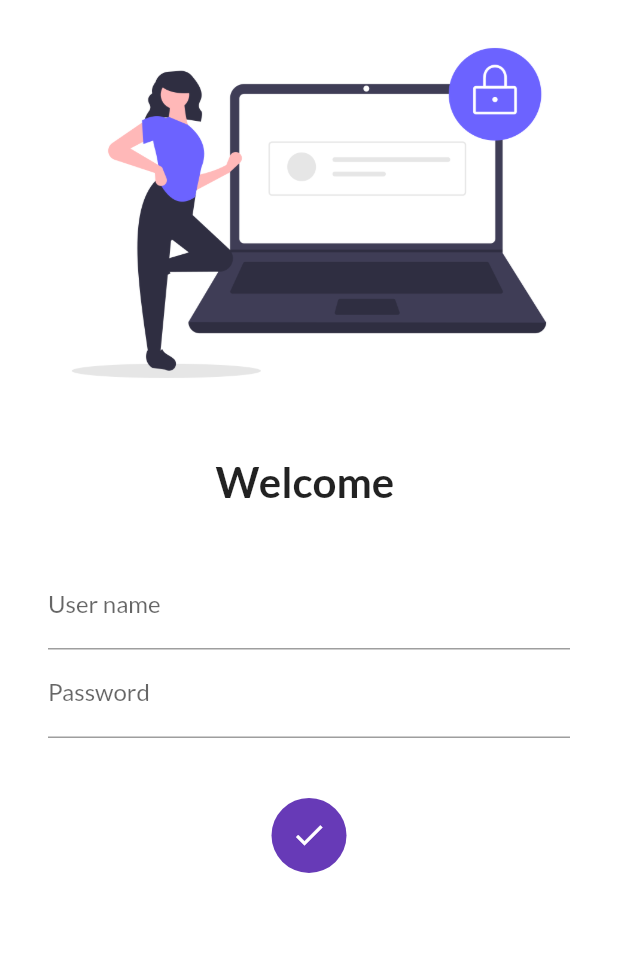
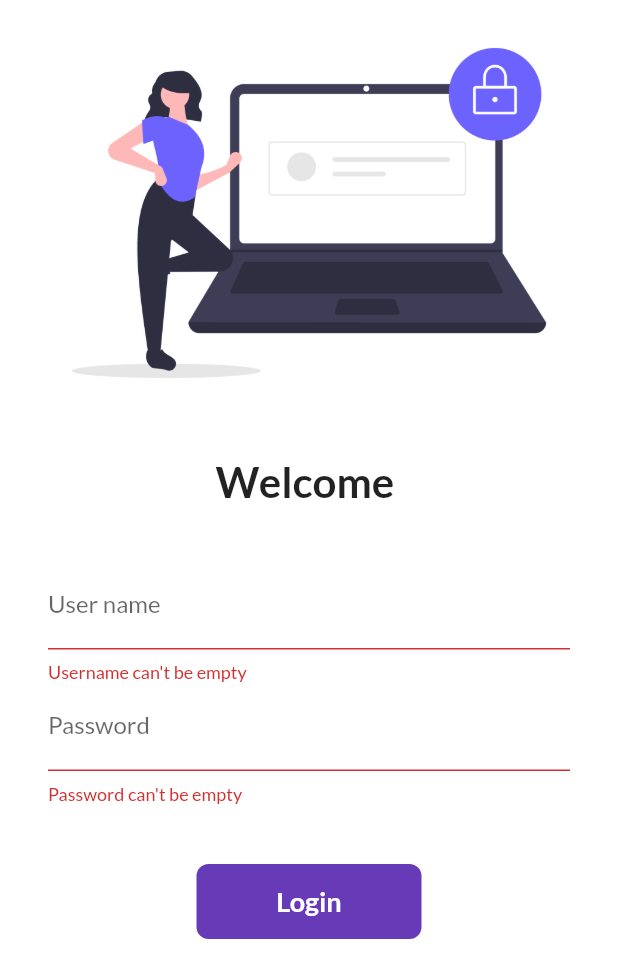
Before and after one commit to MuhammadHassanShaikh/MobileShop, a Flutter app: the screen it shows after launch, after a tap on "Login", on a phone screen of 412 x 824 dp. Shown: the top 978 px of the screen. Run offline on Flutter 3.47's test engine with Material 2 defaults, Android fonts, the phone set to English and light mode, and no system bars; our stand-ins replace google_fonts.

Commit message:
day 7 completed

```diff
--- a/lib/main.dart
+++ b/lib/main.dart
@@ -28,4 +28,4 @@ class MyApp extends StatelessWidget {
     );
   }
 }
-//2 7 9
+//2 45 7
--- a/lib/pages/login_page.dart
+++ b/lib/pages/login_page.dart
@@ -9,11 +9,27 @@ class LoginPage extends StatefulWidget {
 class _LoginPageState extends State<LoginPage> {
   String name = "";
   bool changeButton = false;
+  final _form_key = GlobalKey<FormState>();
+  moveToHome(BuildContext context) async {
+    if (_form_key.currentState!.validate()) {
+      setState(() {
+        changeButton = true;
+      });
+      await Future.delayed(Duration(seconds: 1));
+      await Navigator.pushNamed(context, MyRoutes.homeRoute);
+      setState(() {
+        changeButton = false;
+      });
+    }
+  }
+
   @override
   Widget build(BuildContext context) {
     return Material(
         color: Colors.white,
         child: SingleChildScrollView(
+          child: Form(
+            key: _form_key,
             child: Column(
               children: [
                 Image.asset(
@@ -40,6 +56,12 @@ class _LoginPageState extends State<LoginPage> {
                           hintText: "Enter user name",
                           labelText: "User name",
                         ),
+                        validator: (value) {
+                          if (value!.isEmpty) {
+                            return "Username can't be empty";
+                          }
+                          return null;
+                        },
                         onChanged: (value) {
                           name = value;
                           setState(() {});
@@ -51,18 +73,24 @@ class _LoginPageState extends State<LoginPage> {
                           hintText: "Enter Password ",
                           labelText: "Password",
                         ),
+                        validator: (value) {
+                          if (value!.isEmpty) {
+                            return "Password can't be empty";
+                          } else if (value.length < 6) {
+                            return "Password lenght should be atleast 6";
+                          }
+                          return null;
+                        },
                       ),
                       SizedBox(
                         height: 40.0,
                       ),
-                    InkWell(
-                      onTap: () async {
-                        setState(() {
-                          changeButton = true;
-                        });
-                        await Future.delayed(Duration(seconds: 1));
-                        // Navigator.pushNamed(context, MyRoutes.homeRoute);
-                      },
+                      Material(
+                        color: Colors.deepPurple,
+                        borderRadius:
+                            BorderRadius.circular(changeButton ? 50 : 8),
+                        child: InkWell(
+                          onTap: () => moveToHome(context),
                           child: AnimatedContainer(
                             duration: Duration(seconds: 1),
                             width: changeButton ? 50 : 150,
@@ -81,25 +109,15 @@ class _LoginPageState extends State<LoginPage> {
                                       fontWeight: FontWeight.bold,
                                     ),
                                   ),
-                        decoration: BoxDecoration(
-                            color: Colors.deepPurple,
-                            borderRadius:
-                                BorderRadius.circular(changeButton ? 50 : 8)),
+                          ),
                         ),
                       )
-
-                    // ElevatedButton(
-                    //   child: Text("Login"),
-                    //   style: TextButton.styleFrom(minimumSize: Size(150, 40)),
-                    //   onPressed: () {
-                    //     Navigator.pushNamed(context, MyRoutes.homeRoute);
-                    //   },
-                    // ),
                     ],
                   ),
                 )
               ],
             ),
+          ),
         ));
   }
 }
```
Lines whose indentation alone changed are shown as unchanged.
